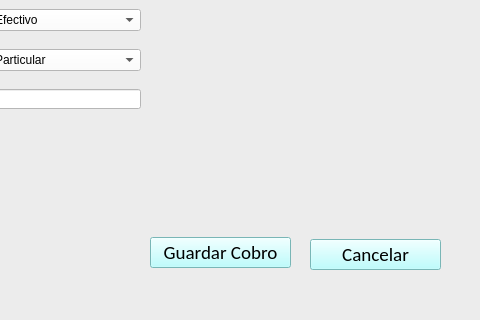
This is ui/cobro/registrar_cobro.ui in florgarciazavia/Clinica-UI as Qt 5 draws it before an edit; both pictures show x 320 to 800 and y 280 to 600 of the 800 by 600 pixel window. The edited form follows.
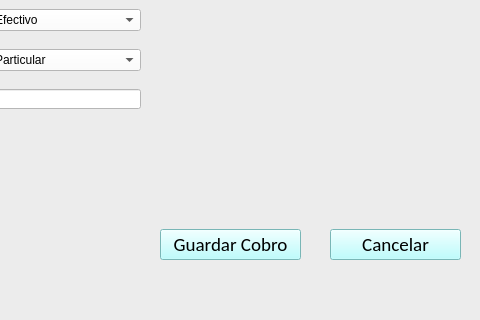
This is the edited form.

Commit message: registrar cobro fixed

Diff of the .ui file:
```diff
--- a/ui/cobro/registrar_cobro.ui
+++ b/ui/cobro/registrar_cobro.ui
@@ -20,8 +20,8 @@
    <widget class="QPushButton" name="pushButton">
     <property name="geometry">
      <rect>
-      <x>470</x>
-      <y>498</y>
+      <x>480</x>
+      <y>490</y>
       <width>141</width>
       <height>31</height>
      </rect>
@@ -335,8 +335,8 @@
    <widget class="QPushButton" name="pushButton_2">
     <property name="geometry">
      <rect>
-      <x>630</x>
-      <y>500</y>
+      <x>650</x>
+      <y>490</y>
       <width>131</width>
       <height>31</height>
      </rect>
```
